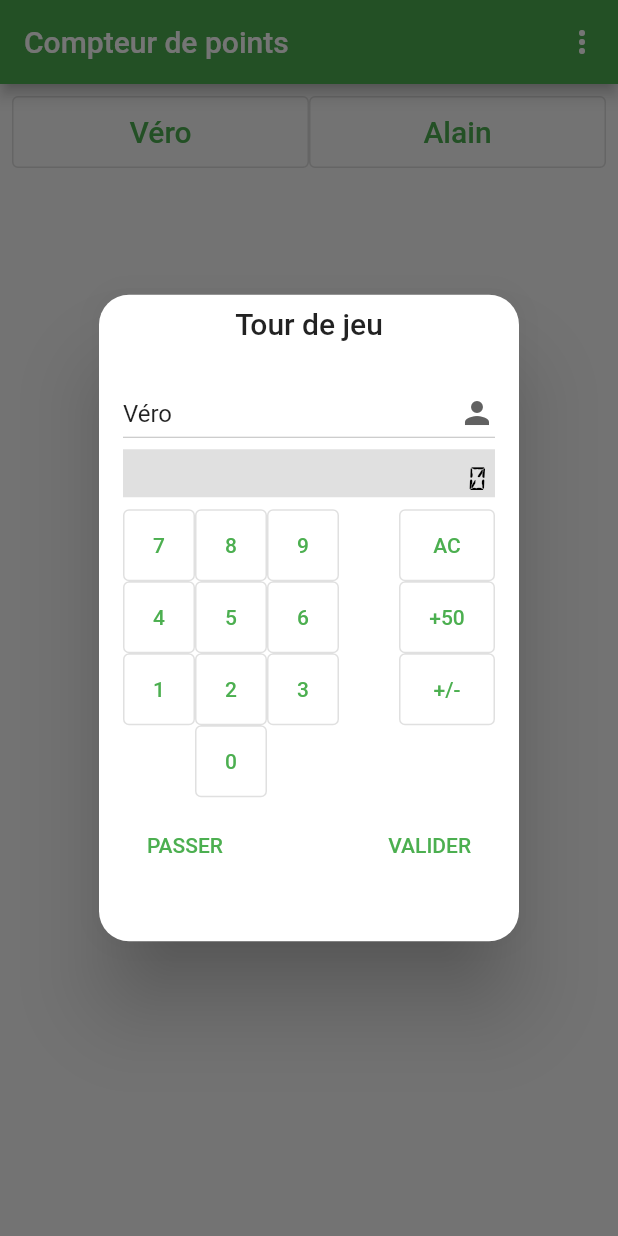
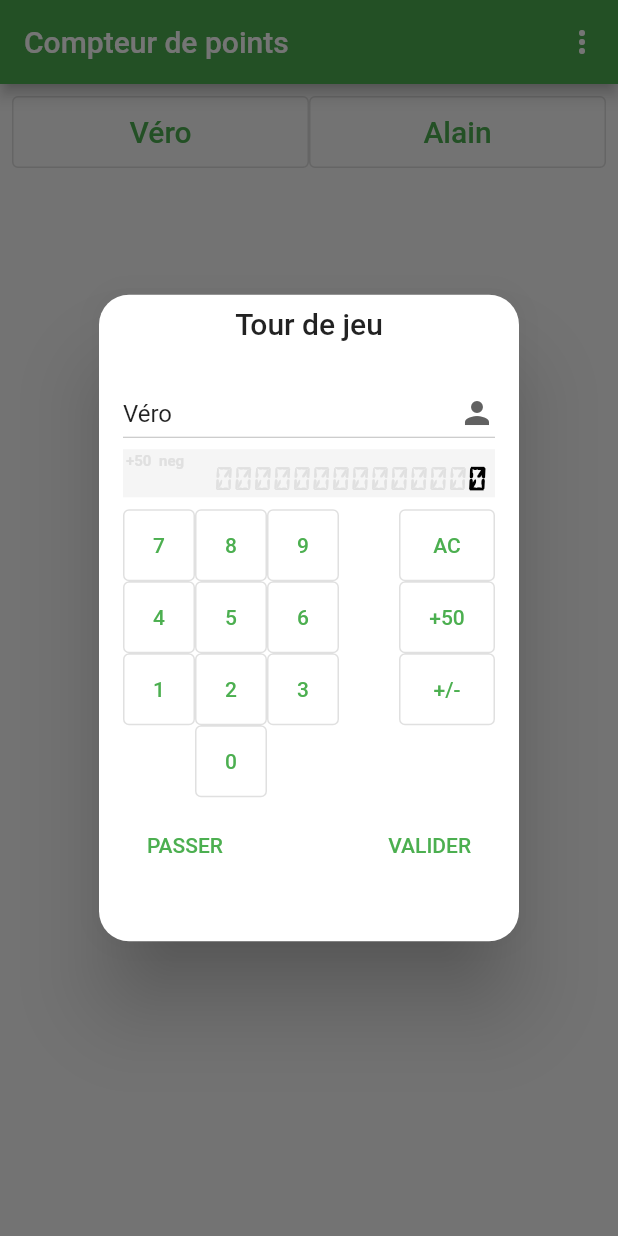
Before and after one commit to abasty/getx_scorer, a Flutter app: the screen it shows after launch, after a tap on "Véro", on a phone screen of 412 x 824 dp. Run offline on Flutter 3.47's test engine with Material 2 defaults, Android fonts, the light colour scheme and no system bars; our stand-ins replace get, get_storage.

Commit message:
Added grey shadow on LCD display

```diff
--- a/lib/view/turn_screen.dart
+++ b/lib/view/turn_screen.dart
@@ -70,10 +70,22 @@ class TurnDialog extends GameView {
       str = '$str+50=$total';
     }
     return Container(
-      color: Colors.black12,
+      color: Colors.grey.shade100,
       height: 32,
       child: Stack(
         children: [
+          Positioned(
+            left: 2,
+            top: 2,
+            child: Text(
+              '+50',
+              style: TextStyle(
+                fontSize: 10.0,
+                color: Colors.grey.shade300,
+                fontWeight: FontWeight.bold,
+              ),
+            ),
+          ),
           if (game.bonus.value)
             const Positioned(
               left: 2,
@@ -86,6 +98,18 @@ class TurnDialog extends GameView {
                 ),
               ),
             ),
+          Positioned(
+            left: 24,
+            top: 2,
+            child: Text(
+              'neg',
+              style: TextStyle(
+                fontSize: 10.0,
+                fontWeight: FontWeight.bold,
+                color: Colors.grey.shade300,
+              ),
+            ),
+          ),
           if (game.malus.value)
             const Positioned(
               left: 24,
@@ -102,10 +126,24 @@ class TurnDialog extends GameView {
             right: 4,
             bottom: 4,
             child: Text(
+              '00000000000000',
+              style: TextStyle(
+                fontSize: 20.0,
+                //fontWeight: FontWeight.bold,
+                color: Colors.grey.shade300,
+                fontFamily: 'Segment14',
+              ),
+              textAlign: TextAlign.end,
+            ),
+          ),
+          Positioned(
+            right: 4,
+            bottom: 4,
+            child: Text(
               str,
               style: const TextStyle(
                 fontSize: 20.0,
-                //fontWeight: FontWeight.bold,
+                fontWeight: FontWeight.bold,
                 color: Colors.black,
                 fontFamily: 'Segment14',
               ),
```
